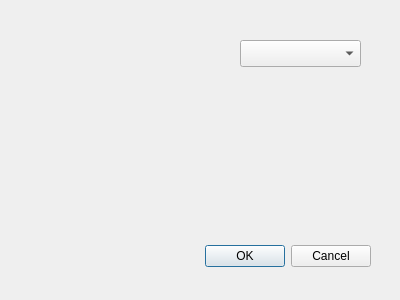
Qt form forms/qspeedtestdlg.ui (Jo2003/vlc_record) before a commit.
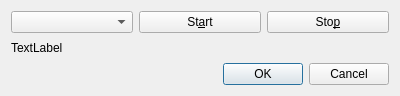
The same form after that commit.

Commit message: base functionality to speed test added

```diff
--- a/forms/qspeedtestdlg.ui
+++ b/forms/qspeedtestdlg.ui
@@ -7,21 +7,43 @@
     <x>0</x>
     <y>0</y>
     <width>400</width>
-    <height>300</height>
+    <height>96</height>
    </rect>
   </property>
   <property name="windowTitle">
    <string>Dialog</string>
   </property>
+  <layout class="QVBoxLayout" name="verticalLayout">
+   <item>
+    <layout class="QGridLayout" name="gridLayout">
+     <item row="0" column="0">
+      <widget class="QComboBox" name="cbxServer"/>
+     </item>
+     <item row="0" column="1">
+      <widget class="QPushButton" name="btnStart">
+       <property name="text">
+        <string>St&amp;art</string>
+       </property>
+      </widget>
+     </item>
+     <item row="0" column="2">
+      <widget class="QPushButton" name="btnStop">
+       <property name="text">
+        <string>Sto&amp;p</string>
+       </property>
+      </widget>
+     </item>
+     <item row="1" column="0" colspan="3">
+      <widget class="QLabel" name="labSpeed">
+       <property name="text">
+        <string>TextLabel</string>
+       </property>
+      </widget>
+     </item>
+    </layout>
+   </item>
+   <item>
   <widget class="QDialogButtonBox" name="buttonBox">
-   <property name="geometry">
-    <rect>
-     <x>30</x>
-     <y>240</y>
-     <width>341</width>
-     <height>32</height>
-    </rect>
-   </property>
    <property name="orientation">
     <enum>Qt::Horizontal</enum>
    </property>
@@ -29,16 +51,8 @@
     <set>QDialogButtonBox::Cancel|QDialogButtonBox::Ok</set>
    </property>
   </widget>
-  <widget class="QComboBox" name="cbxServer">
-   <property name="geometry">
-    <rect>
-     <x>240</x>
-     <y>40</y>
-     <width>121</width>
-     <height>27</height>
-    </rect>
-   </property>
-  </widget>
+   </item>
+  </layout>
  </widget>
  <resources/>
  <connections>
```
Lines whose indentation alone changed are shown as unchanged. The commit also changes 5 other files.
